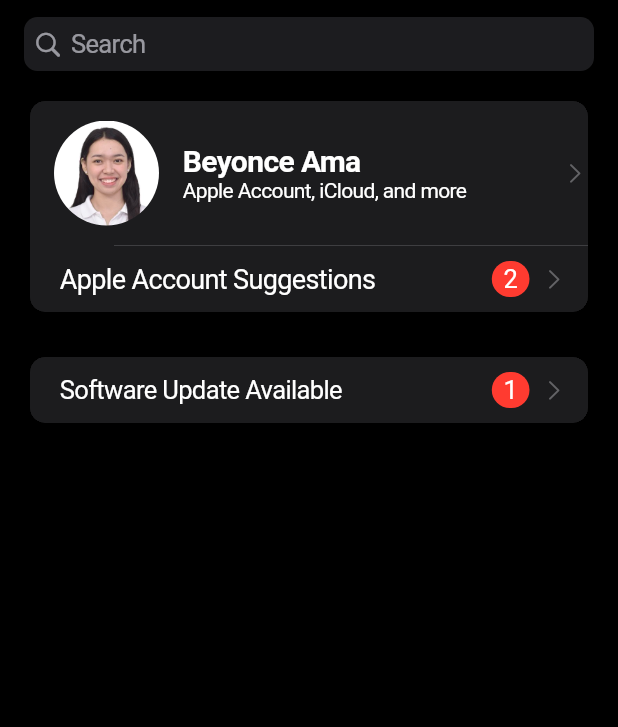
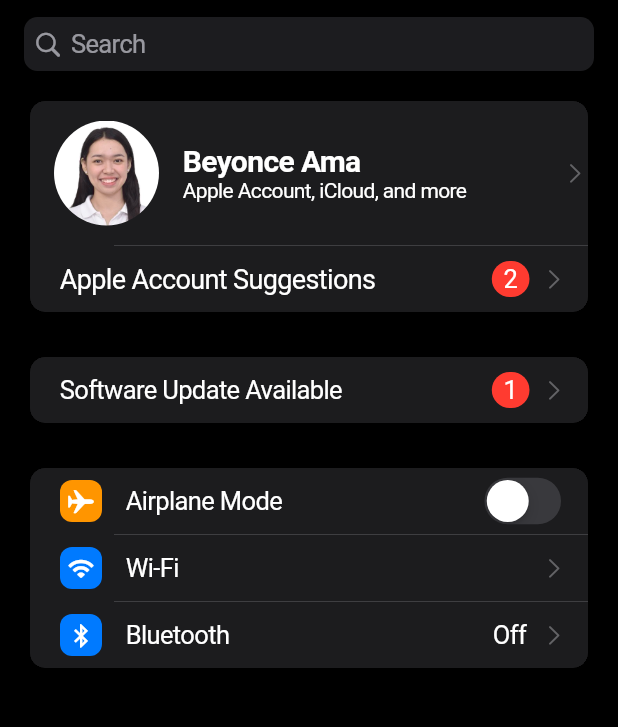
Before and after one commit to beyonce-ama/settingsdevops, a Flutter app: the screen it shows after launch, on a phone screen of 412 x 824 dp, the part 64-791 px from its top. Run offline on Flutter 3.47's test engine with Material 3 defaults, Android fonts, the phone set to English and light mode, and no system bars.

Commit message:
added by Kayle Cedric Larin

```diff
--- a/lib/main.dart
+++ b/lib/main.dart
@@ -148,6 +148,82 @@
                 ),
               ],
             ),
+             CupertinoListSection.insetGrouped(
+              children: <Widget>[
+               CupertinoListTile(
+                leading: Container(
+                  width: 30,
+                  height: 30,
+                  decoration: BoxDecoration(
+                    color: CupertinoColors.activeOrange,
+                    borderRadius: BorderRadius.circular(8),
+                  ),
+                  child: Center(
+                    child: Icon(
+                      CupertinoIcons.airplane,
+                      color: CupertinoColors.white,
+                      size: 18,
+                    ),
+                  ),
+                ),
+                title: Text('Airplane Mode'),
+                trailing: CupertinoSwitch(value: false, onChanged: (value) {}),
+              ),
+                CupertinoListTile(
+                    leading: Container(
+                      width: 30,
+                      height: 30,
+                      decoration: BoxDecoration(
+                        color: CupertinoColors.activeBlue,
+                        borderRadius: BorderRadius.circular(8),
+                      ),
+                      child: Center(
+                        child: Icon(
+                          CupertinoIcons.wifi,
+                          color: CupertinoColors.white,
+                          size: 18,
+                        ),
+                      ),
+                    ),
+                    title: Text('Wi-Fi'),
+                    trailing: CupertinoListTileChevron(),
+                    onTap: () {
+
+                    },
+                  ),
+                  CupertinoListTile(
+                    leading: Container(
+                      width: 30,
+                      height: 30,
+                      decoration: BoxDecoration(
+                        color: CupertinoColors.activeBlue,
+                        borderRadius: BorderRadius.circular(8),
+                      ),
+                      child: Center(
+                        child: Icon(
+                          CupertinoIcons.bluetooth,
+                          color: CupertinoColors.white,
+                          size: 18,
+                        ),
+                      ),
+                    ),
+                    title: Text('Bluetooth'),
+                    trailing: Row(
+                      mainAxisSize: MainAxisSize.min,
+                      children: <Widget>[
+                        Padding(
+                          padding: const EdgeInsets.only(right: 10),
+                          child: Text('Off'),
+                        ),
+                        CupertinoListTileChevron(),
+                      ],
+                    ),
+                    onTap: () {
+
+                    },
+                  ),
+              ],
+            ),
           ],
         ),
       ),
```
